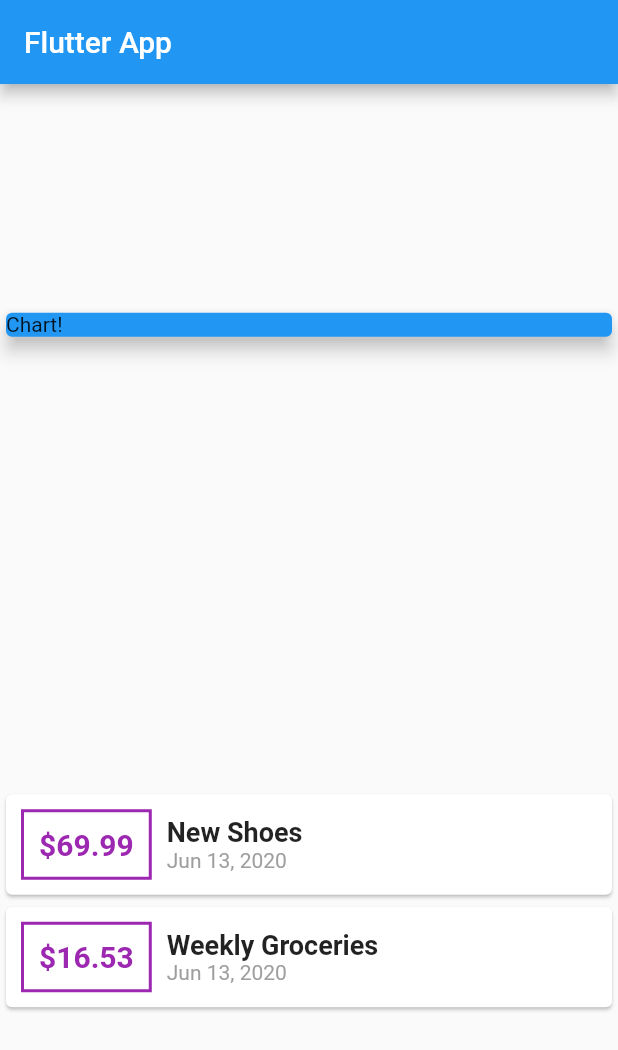
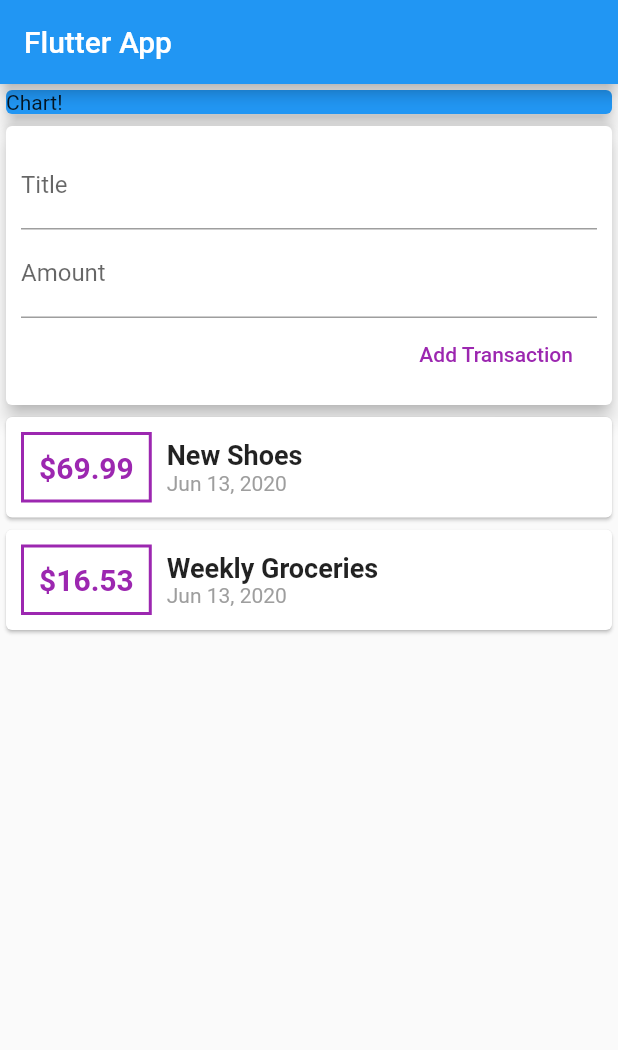
Before and after one commit to pract-flutter/personal_expenses_app, a Flutter app: the screen it shows after launch, on a phone screen of 412 x 824 dp. Shown: the top 1050 px of the screen. Run offline on Flutter 3.47's test engine with Material 2 defaults, Android fonts, the phone set to English and light mode, and no system bars.

Commit message:
19. Fetching User Input

```diff
--- a/lib/main.dart
+++ b/lib/main.dart
@@ -30,6 +30,11 @@ class MyHomePage extends StatelessWidget {
     ),
   ];
 
+  // String titleInput;
+  // String amountInput;
+  final titleController = TextEditingController();
+  final amountController = TextEditingController();
+
   @override
   Widget build(BuildContext context) {
     return Scaffold(
@@ -37,7 +42,7 @@ class MyHomePage extends StatelessWidget {
         title: Text('Flutter App'),
       ),
       body: Column(
-          mainAxisAlignment: MainAxisAlignment.spaceAround,
+          // mainAxisAlignment: MainAxisAlignment.spaceAround,
           crossAxisAlignment: CrossAxisAlignment.stretch,
           children: <Widget>[
             Container(
@@ -46,6 +51,38 @@ class MyHomePage extends StatelessWidget {
                 color: Colors.blue,
                 child: Text('Chart!'),
                 elevation: 5,
+              ),
+            ),
+            Card(
+              elevation: 5,
+              child: Container(
+                padding: EdgeInsets.all(10),
+                child: Column(
+                  crossAxisAlignment: CrossAxisAlignment.end,
+                  children: <Widget>[
+                    TextField(
+                      decoration: InputDecoration(labelText: 'Title'),
+                      controller: titleController,
+                      // onChanged: (val) {
+                      //   titleInput = val;
+                      // },
+                    ),
+                    TextField(
+                      decoration: InputDecoration(labelText: 'Amount'),
+                      controller: amountController,
+                      // onChanged: (val) => amountInput = val,
+                    ),
+                    FlatButton(
+                      onPressed: () {
+                        // print(titleInput);
+                        // print(amountInput);
+                        print(titleController.text);
+                      },
+                      textColor: Colors.purple,
+                      child: Text('Add Transaction'),
+                    ),
+                  ],
+                ),
               ),
             ),
             Column(
```
